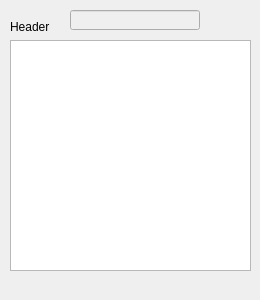
The window that src/gui/parameters_qt.ui (odile9999/asan) describes before a commit, drawn with Qt 5.
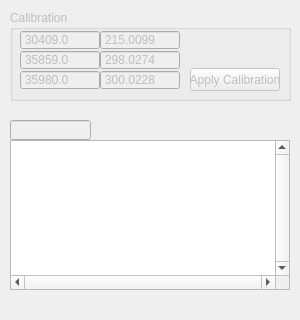
The same window after the commit.

Commit message: Manual calibration added

Diff of the .ui file:
```diff
--- a/src/gui/parameters_qt.ui
+++ b/src/gui/parameters_qt.ui
@@ -6,20 +6,20 @@
    <rect>
     <x>0</x>
     <y>0</y>
-    <width>260</width>
-    <height>300</height>
+    <width>300</width>
+    <height>320</height>
    </rect>
   </property>
   <property name="minimumSize">
    <size>
-    <width>260</width>
-    <height>200</height>
+    <width>300</width>
+    <height>320</height>
    </size>
   </property>
   <property name="maximumSize">
    <size>
-    <width>280</width>
-    <height>300</height>
+    <width>300</width>
+    <height>350</height>
    </size>
   </property>
   <property name="features">
@@ -38,9 +38,9 @@
     </property>
     <property name="geometry">
      <rect>
-      <x>70</x>
-      <y>10</y>
-      <width>130</width>
+      <x>10</x>
+      <y>120</y>
+      <width>81</width>
       <height>20</height>
      </rect>
     </property>
@@ -52,24 +52,202 @@
     <property name="geometry">
      <rect>
       <x>10</x>
-      <y>40</y>
-      <width>241</width>
-      <height>231</height>
+      <y>140</y>
+      <width>280</width>
+      <height>150</height>
      </rect>
     </property>
+    <property name="maximumSize">
+     <size>
+      <width>16777215</width>
+      <height>150</height>
+     </size>
+    </property>
+    <property name="verticalScrollBarPolicy">
+     <enum>Qt::ScrollBarAlwaysOn</enum>
+    </property>
+    <property name="horizontalScrollBarPolicy">
+     <enum>Qt::ScrollBarAlwaysOn</enum>
+    </property>
    </widget>
-   <widget class="QLabel" name="label_Header">
+   <widget class="QGroupBox" name="groupBox_Calibration">
+    <property name="enabled">
+     <bool>false</bool>
+    </property>
     <property name="geometry">
      <rect>
       <x>10</x>
-      <y>20</y>
-      <width>47</width>
-      <height>13</height>
+      <y>10</y>
+      <width>281</width>
+      <height>91</height>
      </rect>
     </property>
-    <property name="text">
-     <string>Header</string>
+    <property name="title">
+     <string>Calibration</string>
     </property>
+    <widget class="QDoubleSpinBox" name="doubleSpinBox_Tof1">
+     <property name="geometry">
+      <rect>
+       <x>10</x>
+       <y>20</y>
+       <width>80</width>
+       <height>20</height>
+      </rect>
+     </property>
+     <property name="locale">
+      <locale language="English" country="UnitedStates"/>
+     </property>
+     <property name="buttonSymbols">
+      <enum>QAbstractSpinBox::NoButtons</enum>
+     </property>
+     <property name="decimals">
+      <number>1</number>
+     </property>
+     <property name="maximum">
+      <double>100000.000000000000000</double>
+     </property>
+     <property name="value">
+      <double>30409.000000000000000</double>
+     </property>
+    </widget>
+    <widget class="QDoubleSpinBox" name="doubleSpinBox_Mass1">
+     <property name="geometry">
+      <rect>
+       <x>90</x>
+       <y>20</y>
+       <width>80</width>
+       <height>20</height>
+      </rect>
+     </property>
+     <property name="locale">
+      <locale language="English" country="UnitedStates"/>
+     </property>
+     <property name="buttonSymbols">
+      <enum>QAbstractSpinBox::NoButtons</enum>
+     </property>
+     <property name="decimals">
+      <number>4</number>
+     </property>
+     <property name="maximum">
+      <double>2000.000000000000000</double>
+     </property>
+     <property name="value">
+      <double>215.009899999999988</double>
+     </property>
+    </widget>
+    <widget class="QDoubleSpinBox" name="doubleSpinBox_Mass2">
+     <property name="geometry">
+      <rect>
+       <x>90</x>
+       <y>40</y>
+       <width>80</width>
+       <height>20</height>
+      </rect>
+     </property>
+     <property name="locale">
+      <locale language="English" country="UnitedStates"/>
+     </property>
+     <property name="buttonSymbols">
+      <enum>QAbstractSpinBox::NoButtons</enum>
+     </property>
+     <property name="decimals">
+      <number>4</number>
+     </property>
+     <property name="maximum">
+      <double>2000.000000000000000</double>
+     </property>
+     <property name="value">
+      <double>298.027400000000000</double>
+     </property>
+    </widget>
+    <widget class="QDoubleSpinBox" name="doubleSpinBox_Tof2">
+     <property name="geometry">
+      <rect>
+       <x>10</x>
+       <y>40</y>
+       <width>80</width>
+       <height>20</height>
+      </rect>
+     </property>
+     <property name="locale">
+      <locale language="English" country="UnitedStates"/>
+     </property>
+     <property name="buttonSymbols">
+      <enum>QAbstractSpinBox::NoButtons</enum>
+     </property>
+     <property name="decimals">
+      <number>1</number>
+     </property>
+     <property name="maximum">
+      <double>100000.000000000000000</double>
+     </property>
+     <property name="value">
+      <double>35859.000000000000000</double>
+     </property>
+    </widget>
+    <widget class="QDoubleSpinBox" name="doubleSpinBox_Mass3">
+     <property name="geometry">
+      <rect>
+       <x>90</x>
+       <y>60</y>
+       <width>80</width>
+       <height>20</height>
+      </rect>
+     </property>
+     <property name="locale">
+      <locale language="English" country="UnitedStates"/>
+     </property>
+     <property name="buttonSymbols">
+      <enum>QAbstractSpinBox::NoButtons</enum>
+     </property>
+     <property name="decimals">
+      <number>4</number>
+     </property>
+     <property name="maximum">
+      <double>2000.000000000000000</double>
+     </property>
+     <property name="value">
+      <double>300.022800000000018</double>
+     </property>
+    </widget>
+    <widget class="QDoubleSpinBox" name="doubleSpinBox_Tof3">
+     <property name="geometry">
+      <rect>
+       <x>10</x>
+       <y>60</y>
+       <width>80</width>
+       <height>20</height>
+      </rect>
+     </property>
+     <property name="locale">
+      <locale language="English" country="UnitedStates"/>
+     </property>
+     <property name="buttonSymbols">
+      <enum>QAbstractSpinBox::NoButtons</enum>
+     </property>
+     <property name="decimals">
+      <number>1</number>
+     </property>
+     <property name="maximum">
+      <double>100000.000000000000000</double>
+     </property>
+     <property name="value">
+      <double>35980.000000000000000</double>
+     </property>
+    </widget>
+    <widget class="QPushButton" name="pushButton_ApplyCalib">
+     <property name="geometry">
+      <rect>
+       <x>180</x>
+       <y>58</y>
+       <width>90</width>
+       <height>23</height>
+      </rect>
+     </property>
+     <property name="text">
+      <string>Apply Calibration</string>
+     </property>
+    </widget>
    </widget>
   </widget>
  </widget>
```
The commit also changes 11 other files.
